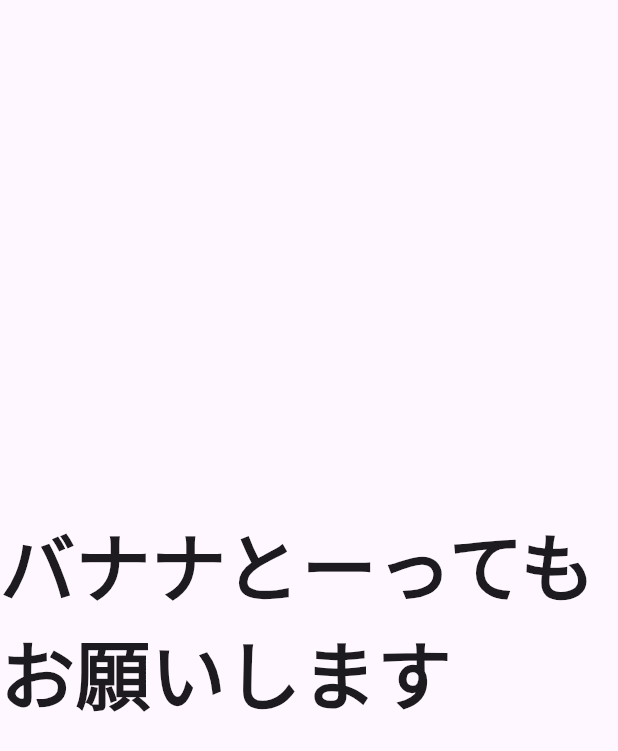
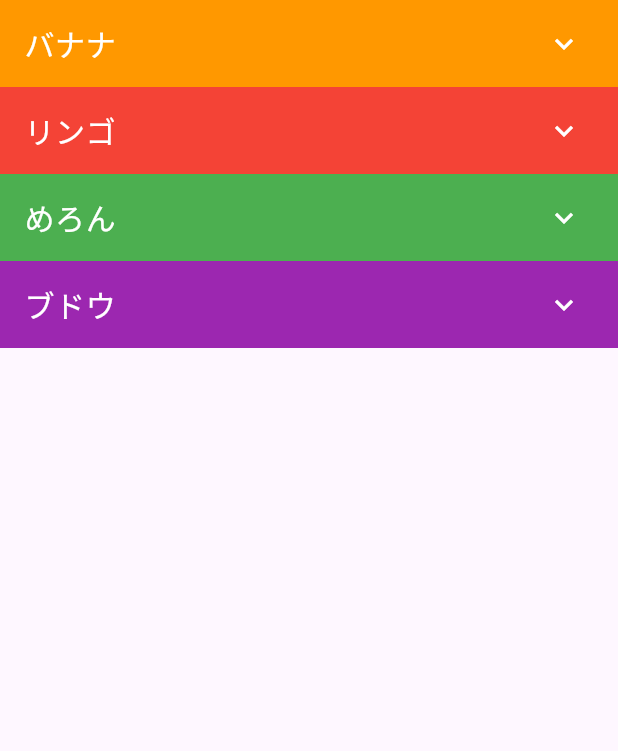
Before and after one commit to f04k04369/flutter-practice_02, a Flutter app: the screen it shows after launch, on a phone screen of 412 x 824 dp. Shown: the top 751 px of the screen. Run offline on Flutter 3.47's test engine with Material 3 defaults, Android fonts, the phone set to English and light mode, and no system bars; our stand-ins replace google_fonts; Roboto replaces fonts that are missing (Hachi Maru Pop).

Commit message:
#22 アコーディオンについて

```diff
--- /dev/null
+++ b/project/lib/accordion.dart
@@ -0,0 +1,53 @@
+import 'package:flutter/material.dart';
+
+// アコーディオン（オリジナルウィジェット）
+class Accordion extends StatelessWidget {
+  // ウィジェットのコンストラクターはconstをつけておく
+  const Accordion({
+    super.key,
+    required this.headColor,
+    required this.bodyColor,
+    required this.title,
+    required this.imageName,
+  });
+
+  // 知りたい情報たちにはfinalをつけておく
+
+  final Color headColor;
+  final Color bodyColor;
+  final String title;
+  final String imageName;
+
+  @override
+  Widget build(BuildContext context) {
+    // ExpansionTileウィジェットをつかってアコーディオンを作る
+    return ExpansionTile(
+      // 閉じたときの文字色
+      collapsedTextColor: Colors.white,
+      // 開いた時の文字色
+      textColor: Colors.white,
+      // 閉じたときのアイコン
+      collapsedIconColor: Colors.white,
+      // 開いた時のアイコンの色
+      iconColor: Colors.white,
+      // 閉じたときの背景食
+      collapsedBackgroundColor: headColor,
+      // 開いた時の背景色
+      backgroundColor: headColor,
+      title: Text(
+        title,
+        style: const TextStyle(fontSize: 20),
+      ),
+      children: [
+        Container(
+          color: bodyColor,
+          width: double.infinity,
+          height: 100,
+          alignment: Alignment.center,
+          child: Image.asset(imageName),
+        )
+      ],
+    );
+
+  }
+}
--- a/project/lib/main.dart
+++ b/project/lib/main.dart
@@ -4,6 +4,7 @@ import 'package:flutter/foundation.dart';
 import 'package:flutter/material.dart';
 import 'package:flutter/services.dart';
 import 'package:google_fonts/google_fonts.dart';
+import 'package:project/accordion.dart';
 
 
 void main() {
@@ -60,15 +61,42 @@ class HomePage extends StatelessWidget {
 
   @override
   Widget build(BuildContext context) {
+    final column = Column(
+      children: [
+        // さくアコーディオン
+        Accordion(
+          headColor: Colors.orange,
+          bodyColor: Colors.orange.shade200,
+          title: 'バナナ',
+          imageName: 'assets/images/saku.png'
+        ),
+
+        Accordion(
+          headColor: Colors.red,
+          bodyColor: Colors.red.shade200,
+          title: 'リンゴ',
+          imageName: 'assets/images/saku.png'
+        ),
+        Accordion(
+          headColor: Colors.green,
+          bodyColor: Colors.green.shade200,
+          title: 'めろん',
+          imageName: 'assets/images/saku.png'
+        ),
+        Accordion(
+          headColor: Colors.purple,
+          bodyColor: Colors.purple.shade200,
+          title: 'ブドウ',
+          imageName: 'assets/images/saku.png'
+        ),
+
+      ]
+    );
+
+    // 画面
     return Scaffold(
-        body: Center(
-          child: Text(
-            "バナナとーってもお願いします",
-            style: GoogleFonts.hachiMaruPop(
-              fontSize: 50,
-              fontWeight: FontWeight.w600,
-            ),
-          ),
+        body: SingleChildScrollView(
+          child: column,
         ),
       );
   }
```
